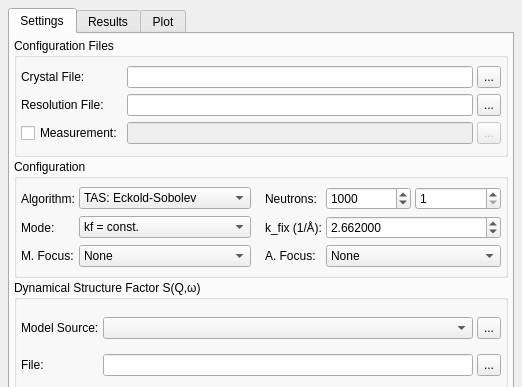
First picture: the form in ui/monteconvo.ui, repository t-weber/takin, before the edit; both pictures show x 0 to 522 and y 0 to 387 of the 522 by 561 pixel window.
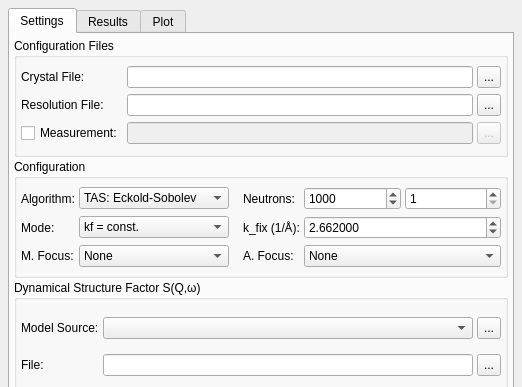
Second picture: the form after the edit. Custom widgets are drawn as their Qt base class.

```diff
--- a/ui/monteconvo.ui
+++ b/ui/monteconvo.ui
@@ -6,7 +6,7 @@
    <rect>
     <x>0</x>
     <y>0</y>
-    <width>511</width>
+    <width>513</width>
     <height>561</height>
    </rect>
   </property>
@@ -306,7 +306,7 @@
            <widget class="QDoubleSpinBox" name="spinKfix">
             <property name="sizePolicy">
              <sizepolicy hsizetype="Preferred" vsizetype="Fixed">
-              <horstretch>1</horstretch>
+              <horstretch>2</horstretch>
               <verstretch>0</verstretch>
              </sizepolicy>
             </property>
@@ -325,7 +325,7 @@
            <widget class="QComboBox" name="comboFocAna">
             <property name="sizePolicy">
              <sizepolicy hsizetype="Preferred" vsizetype="Fixed">
-              <horstretch>1</horstretch>
+              <horstretch>2</horstretch>
               <verstretch>0</verstretch>
              </sizepolicy>
             </property>
```
